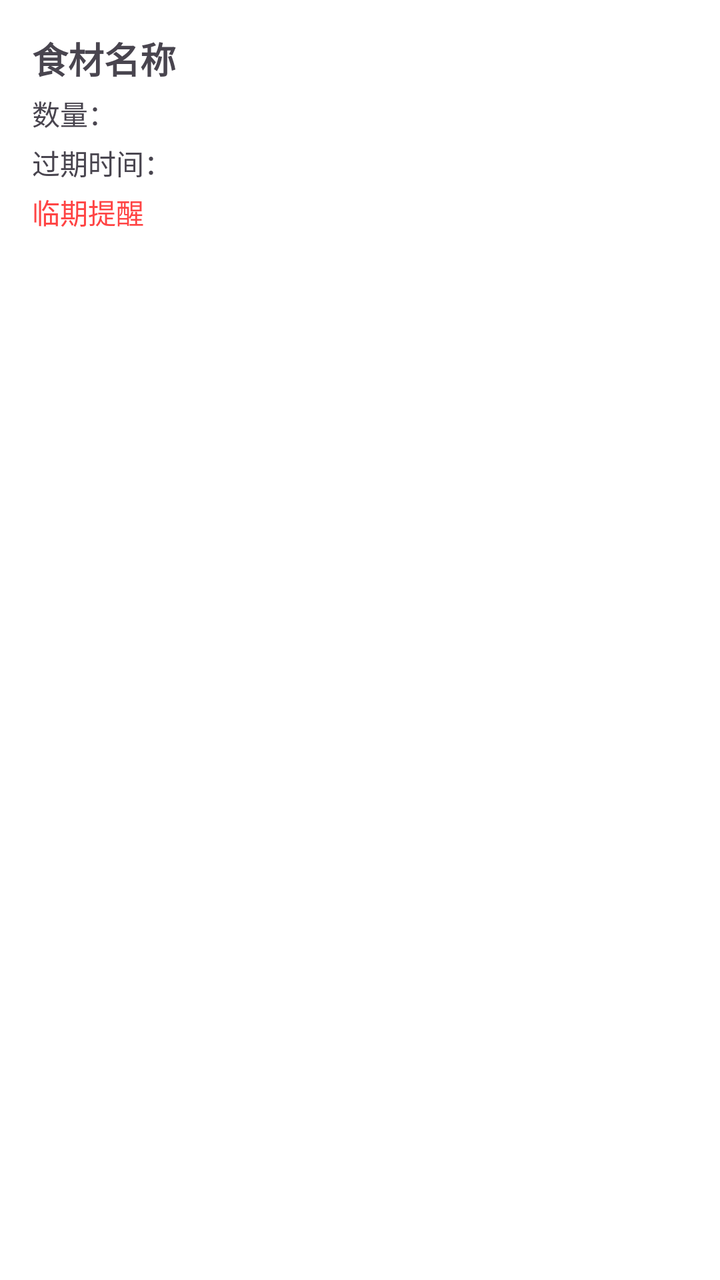
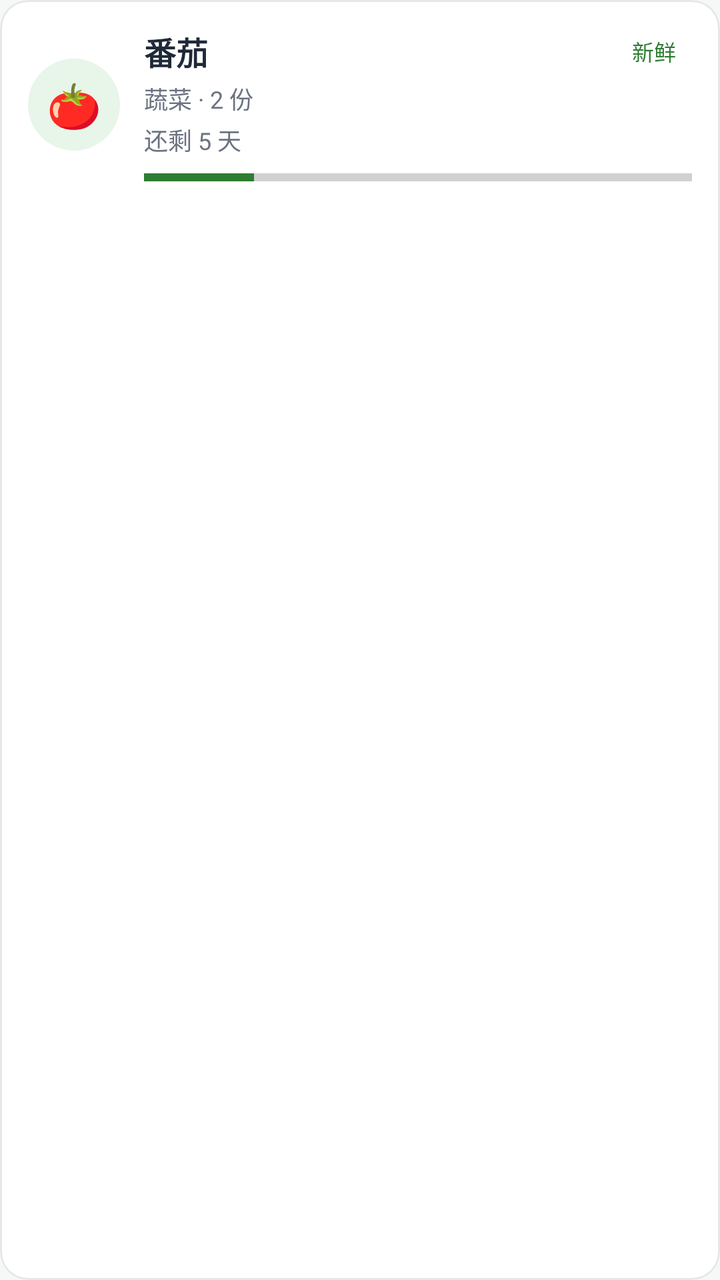

An Android layout rendered at two revisions. The XML below is the earlier revision; the diff shows what the commit changed to produce the second picture.
<!-- AndroidManifest.xml: application theme Theme.FridgeRecipe -->
<!-- res/layout/item_ingredient.xml -->
<?xml version="1.0" encoding="utf-8"?>
<LinearLayout xmlns:android="http://schemas.android.com/apk/res/android"
    android:layout_width="match_parent"
    android:layout_height="wrap_content"
    android:layout_marginHorizontal="12dp"
    android:layout_marginTop="8dp"
    android:background="#FFFFFF"
    android:padding="16dp"
    android:orientation="vertical">

    <TextView
        android:id="@+id/tv_name"
        android:layout_width="wrap_content"
        android:layout_height="wrap_content"
        android:textSize="18sp"
        android:textStyle="bold"
        android:text="食材名称"/>

    <LinearLayout
        android:layout_width="wrap_content"
        android:layout_height="wrap_content"
        android:layout_marginTop="4dp"
        android:orientation="horizontal">
        <TextView
            android:layout_width="wrap_content"
            android:layout_height="wrap_content"
            android:text="数量："/>
        <TextView
            android:id="@+id/tv_count"
            android:layout_width="wrap_content"
            android:layout_height="wrap_content"/>
    </LinearLayout>

    <LinearLayout
        android:layout_width="wrap_content"
        android:layout_height="wrap_content"
        android:layout_marginTop="4dp"
        android:orientation="horizontal">
        <TextView
            android:layout_width="wrap_content"
            android:layout_height="wrap_content"
            android:text="过期时间："/>
        <TextView
            android:id="@+id/tv_expire"
            android:layout_width="wrap_content"
            android:layout_height="wrap_content"/>
    </LinearLayout>

    <TextView
        android:id="@+id/tv_status"
        android:layout_width="wrap_content"
        android:layout_height="wrap_content"
        android:layout_marginTop="4dp"
        android:textColor="#ff4444"
        android:text="临期提醒"/>

</LinearLayout>
<!-- resources referenced by this layout -->
<resources>
  <style name="Theme.FridgeRecipe" parent="Theme.Material3.Light.NoActionBar">
          <item name="colorPrimary">@color/green_primary</item>
          <item name="colorOnPrimary">@color/white</item>
          <item name="colorPrimaryContainer">@color/green_light</item>
          <item name="colorSecondary">@color/green_primary</item>
          <item name="android:windowBackground">@color/background</item>
          <item name="android:statusBarColor">@color/green_dark</item>
      </style>
  <color name="green_primary">#2E7D32</color>
  <color name="white">#FFFFFF</color>
  <color name="green_light">#E8F5E9</color>
  <color name="background">#F6F8F6</color>
  <color name="green_dark">#1B5E20</color>
</resources>

<!-- the commit's change to res/layout/item_ingredient.xml (unified diff, before → after) -->
@@ -1,57 +1,98 @@
 <?xml version="1.0" encoding="utf-8"?>
-<LinearLayout xmlns:android="http://schemas.android.com/apk/res/android"
+<com.google.android.material.card.MaterialCardView xmlns:android="http://schemas.android.com/apk/res/android"
+    xmlns:app="http://schemas.android.com/apk/res-auto"
     android:layout_width="match_parent"
     android:layout_height="wrap_content"
-    android:layout_marginHorizontal="12dp"
-    android:layout_marginTop="8dp"
-    android:background="#FFFFFF"
-    android:padding="16dp"
-    android:orientation="vertical">
-
-    <TextView
-        android:id="@+id/tv_name"
-        android:layout_width="wrap_content"
-        android:layout_height="wrap_content"
-        android:textSize="18sp"
-        android:textStyle="bold"
-        android:text="食材名称"/>
+    android:layout_marginBottom="10dp"
+    android:clickable="true"
+    android:focusable="true"
+    app:cardBackgroundColor="@color/surface"
+    app:cardCornerRadius="14dp"
+    app:cardElevation="0dp"
+    app:strokeColor="@color/divider"
+    app:strokeWidth="1dp">
 
     <LinearLayout
-        android:layout_width="wrap_content"
+        android:layout_width="match_parent"
         android:layout_height="wrap_content"
-        android:layout_marginTop="4dp"
-        android:orientation="horizontal">
+        android:gravity="center_vertical"
+        android:orientation="horizontal"
+        android:padding="14dp">
+
         <TextView
-            android:layout_width="wrap_content"
+            android:id="@+id/tv_emoji"
+            android:layout_width="46dp"
+            android:layout_height="46dp"
+            android:background="@drawable/bg_emoji_circle"
+            android:gravity="center"
+            android:text="🍅"
+            android:textSize="22sp" />
+
+        <LinearLayout
+            android:layout_width="0dp"
             android:layout_height="wrap_content"
-            android:text="数量："/>
-        <TextView
-            android:id="@+id/tv_count"
-            android:layout_width="wrap_content"
-            android:layout_height="wrap_content"/>
+            android:layout_marginStart="12dp"
+            android:layout_weight="1"
+            android:orientation="vertical">
+
+            <LinearLayout
+                android:layout_width="match_parent"
+                android:layout_height="wrap_content"
+                android:gravity="center_vertical"
+                android:orientation="horizontal">
+
+                <TextView
+                    android:id="@+id/tv_name"
+                    android:layout_width="0dp"
+                    android:layout_height="wrap_content"
+                    android:layout_weight="1"
+                    android:ellipsize="end"
+                    android:maxLines="1"
+                    android:text="番茄"
+                    android:textColor="@color/text_primary"
+                    android:textSize="16sp"
+                    android:textStyle="bold" />
+
+                <TextView
+                    android:id="@+id/tv_status"
+                    android:layout_width="wrap_content"
+                    android:layout_height="wrap_content"
+                    android:background="@drawable/bg_status_pill"
+                    android:paddingHorizontal="8dp"
+                    android:paddingVertical="3dp"
+                    android:text="新鲜"
+                    android:textColor="@color/green_primary"
+                    android:textSize="11sp" />
+            </LinearLayout>
+
+            <TextView
+                android:id="@+id/tv_amount"
+                android:layout_width="match_parent"
+                android:layout_height="wrap_content"
+                android:layout_marginTop="3dp"
+                android:text="蔬菜 · 2 份"
+                android:textColor="@color/text_secondary"
+                android:textSize="12sp" />
+
+            <TextView
+                android:id="@+id/tv_days"
+                android:layout_width="match_parent"
+                android:layout_height="wrap_content"
+                android:layout_marginTop="3dp"
+                android:text="还剩 5 天"
+                android:textColor="@color/text_secondary"
+                android:textSize="12sp" />
+
+            <ProgressBar
+                android:id="@+id/progress_risk"
+                style="?android:attr/progressBarStyleHorizontal"
+                android:layout_width="match_parent"
+                android:layout_height="4dp"
+                android:layout_marginTop="8dp"
+                android:max="100"
+                android:progress="20"
+                android:progressTint="@color/green_primary" />
+        </LinearLayout>
     </LinearLayout>
 
-    <LinearLayout
-        android:layout_width="wrap_content"
-        android:layout_height="wrap_content"
-        android:layout_marginTop="4dp"
-        android:orientation="horizontal">
-        <TextView
-            android:layout_width="wrap_content"
-            android:layout_height="wrap_content"
-            android:text="过期时间："/>
-        <TextView
-            android:id="@+id/tv_expire"
-            android:layout_width="wrap_content"
-            android:layout_height="wrap_content"/>
-    </LinearLayout>
-
-    <TextView
-        android:id="@+id/tv_status"
-        android:layout_width="wrap_content"
-        android:layout_height="wrap_content"
-        android:layout_marginTop="4dp"
-        android:textColor="#ff4444"
-        android:text="临期提醒"/>
-
-</LinearLayout>
+</com.google.android.material.card.MaterialCardView>
<!-- resource entries referenced after the edit -->
@@ -1,5 +1,6 @@
 <!-- resources referenced by this layout -->
 <resources>
+  <color name="divider">#E5E7EB</color>
   <style name="Theme.FridgeRecipe" parent="Theme.Material3.Light.NoActionBar">
           <item name="colorPrimary">@color/green_primary</item>
           <item name="colorOnPrimary">@color/white</item>
@@ -9,6 +10,22 @@
           <item name="android:statusBarColor">@color/green_dark</item>
       </style>
   <color name="green_primary">#2E7D32</color>
+  <color name="surface">#FFFFFF</color>
+  <color name="text_primary">#1F2937</color>
+  <color name="text_secondary">#6B7280</color>
+  <!-- drawable bg_emoji_circle (drawable) -->
+  <?xml version="1.0" encoding="utf-8"?>
+  <shape xmlns:android="http://schemas.android.com/apk/res/android"
+      android:shape="oval">
+      <solid android:color="@color/green_light" />
+  </shape>
+  <!-- drawable bg_status_pill (drawable) -->
+  <?xml version="1.0" encoding="utf-8"?>
+  <shape xmlns:android="http://schemas.android.com/apk/res/android"
+      android:shape="rectangle">
+      <solid android:color="@color/white" />
+      <corners android:radius="999dp" />
+  </shape>
   <color name="white">#FFFFFF</color>
   <color name="green_light">#E8F5E9</color>
   <color name="background">#F6F8F6</color>
